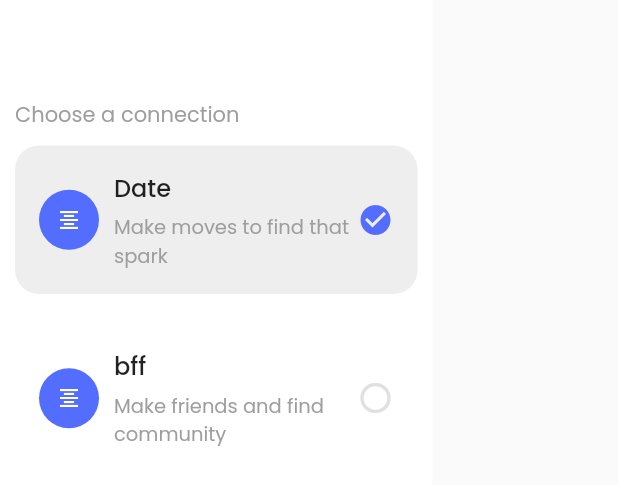
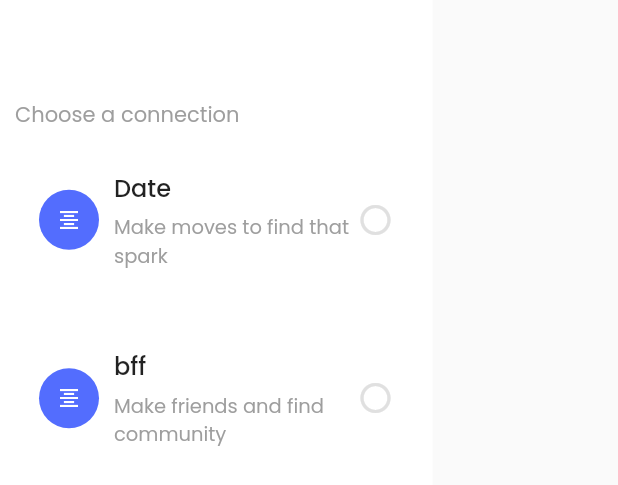
Before and after one commit to AlexisPotter27/getmarried, a Flutter app: the _HomeDrawer widget shown alone on an empty page, opened directly, on a phone screen of 412 x 824 dp. Shown: the top 485 px of the screen. Run offline on Flutter 3.47's test engine with Material 2 defaults, Android fonts, the phone set to English and light mode, and no system bars; our stand-ins replace chips_choice_null_safety, firebase_auth, firebase_core, font_awesome_flutter, intl_phone_field; missing offline and left inert: flutter_polygon; accounts and stored records are empty.

Commit message:
drawer correction

```diff
--- a/lib/presentation/screens/home/home_screen.dart
+++ b/lib/presentation/screens/home/home_screen.dart
@@ -88,7 +88,7 @@ class _HomeDrawerState extends State<_HomeDrawer> {
           ),
           const Text('Choose a connection',style: TextStyle(color: Colors.grey),),
           ConnectionMenuItem(
-            isSelected: connection == 'date',
+            isSelected: connection == 'Serious relationship',
             subtittle: 'Make moves to find that spark',
             tittle: 'Date', onTap: () {
               setState(() {
@@ -97,7 +97,7 @@ class _HomeDrawerState extends State<_HomeDrawer> {
           },
           ),
           ConnectionMenuItem(
-            isSelected: connection == 'bff',
+            isSelected: connection == 'Married',
             subtittle: 'Make friends and find community',
             tittle: 'bff', onTap: () {
             setState(() {
```
